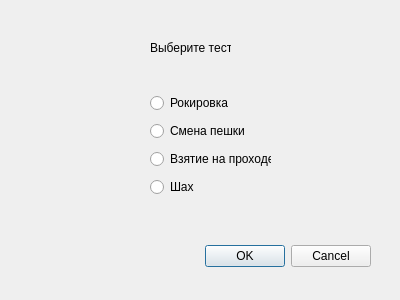
h31/ProgrammingCourseBackup, file Skripal_Boris/source/testsvariants.ui: the form before one commit.
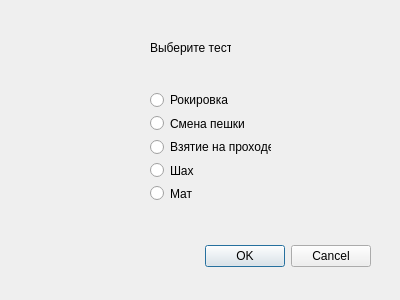
The form after the commit.

Diff of the .ui file:
```diff
--- a/Skripal_Boris/source/testsvariants.ui
+++ b/Skripal_Boris/source/testsvariants.ui
@@ -42,7 +42,7 @@
     <string>Выберите тест</string>
    </property>
   </widget>
-  <widget class="QWidget" name="">
+  <widget class="QWidget" name="layoutWidget">
    <property name="geometry">
     <rect>
      <x>150</x>
@@ -80,6 +80,13 @@
       </property>
      </widget>
     </item>
+    <item>
+     <widget class="QRadioButton" name="radioButton_5">
+      <property name="text">
+       <string>Мат</string>
+      </property>
+     </widget>
+    </item>
    </layout>
   </widget>
  </widget>
```
